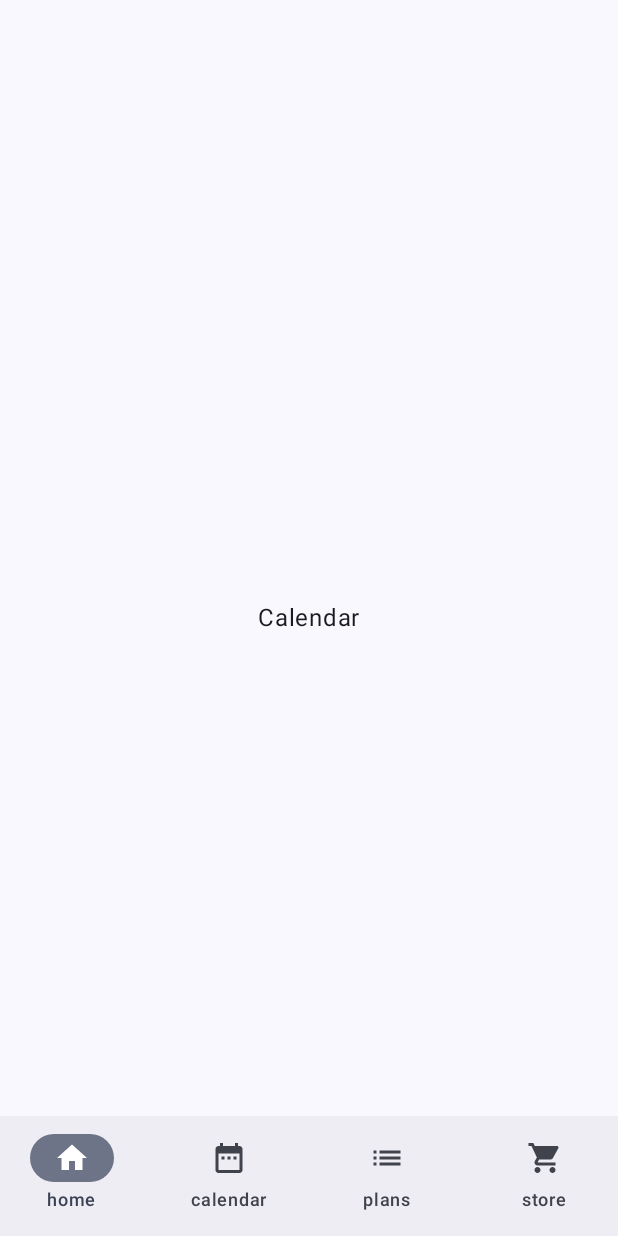
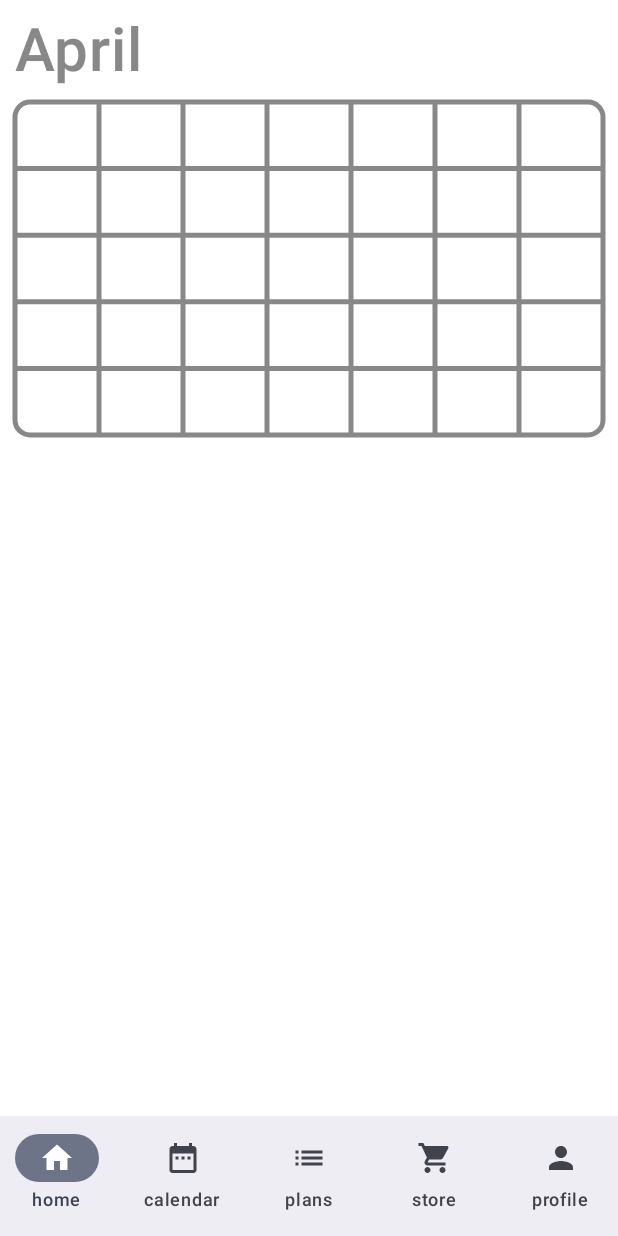
Before and after one commit to andrejkorica/MuscleStore2, an Android app built with Jetpack Compose: the CalendarScreen screen opened through its navigation route, on a phone screen of 412 x 824 dp. Run offline under Robolectric (Android 15) with nearby library versions, the phone set to English and light mode, and no system bars.

Commit message:
calendar

```diff
--- a/app/src/main/java/hr/unipu/musclestore/MainActivity.kt
+++ b/app/src/main/java/hr/unipu/musclestore/MainActivity.kt
@@ -4,15 +4,22 @@ import android.annotation.SuppressLint
 import android.os.Bundle
 import androidx.activity.ComponentActivity
 import androidx.activity.compose.setContent
+import androidx.compose.foundation.background
+import androidx.compose.foundation.layout.Box
+import androidx.compose.foundation.layout.aspectRatio
 import androidx.compose.foundation.layout.fillMaxSize
+import androidx.compose.foundation.layout.fillMaxWidth
+import androidx.compose.foundation.layout.padding
 import androidx.compose.material.icons.Icons
 import androidx.compose.material.icons.filled.DateRange
 import androidx.compose.material.icons.filled.Home
 import androidx.compose.material.icons.filled.List
+import androidx.compose.material.icons.filled.Person
 import androidx.compose.material.icons.filled.ShoppingCart
 import androidx.compose.material.icons.outlined.DateRange
 import androidx.compose.material.icons.outlined.Home
 import androidx.compose.material.icons.outlined.List
+import androidx.compose.material.icons.outlined.Person
 import androidx.compose.material.icons.outlined.ShoppingCart
 import androidx.compose.material3.BadgedBox
 import androidx.compose.material3.ExperimentalMaterial3Api
@@ -26,19 +33,27 @@ import androidx.compose.material3.Text
 import androidx.compose.runtime.Composable
 import androidx.compose.runtime.mutableStateOf
 import androidx.compose.runtime.getValue
+import androidx.compose.runtime.mutableIntStateOf
 import androidx.compose.runtime.remember
 import androidx.compose.runtime.setValue
 import androidx.compose.runtime.saveable.rememberSaveable
+import androidx.compose.ui.Alignment
 import androidx.compose.ui.Modifier
+import androidx.compose.ui.graphics.Color
 import androidx.compose.ui.graphics.vector.ImageVector
+import androidx.compose.ui.unit.dp
 import androidx.lifecycle.ViewModel
 import androidx.lifecycle.viewmodel.compose.viewModel
 import androidx.navigation.NavBackStackEntry
 import androidx.navigation.NavController
 import androidx.navigation.compose.NavHost
 import androidx.navigation.compose.composable
-import androidx.navigation.compose.navigation
 import androidx.navigation.compose.rememberNavController
+import hr.unipu.musclestore.Views.CalendarView
+import hr.unipu.musclestore.Views.HomeScreen
+import hr.unipu.musclestore.Views.PlansScreen
+import hr.unipu.musclestore.Views.ProfileView
+import hr.unipu.musclestore.Views.StoreScreen
 import hr.unipu.musclestore.ui.theme.MuscleStoreTheme
 
 data class BottomNavigationItem(
@@ -89,11 +104,17 @@ class MainActivity : ComponentActivity() {
                         unselectedIcon = Icons.Outlined.ShoppingCart
 
                     ),
+                    BottomNavigationItem(
+                        title = "profile",
+                        selectedIcon = Icons.Filled.Person,
+                        unselectedIcon = Icons.Outlined.Person
+
+                    ),
                 )
 
                 // survives screen rotations and configurations
                 var selectedItemIndex by rememberSaveable {
-                    mutableStateOf(0)
+                    mutableIntStateOf(0)
                 }
                 Surface(
                     modifier = Modifier.fillMaxSize(),
@@ -133,13 +154,34 @@ class MainActivity : ComponentActivity() {
                                 HomeScreen()
                             }
                             composable("CalendarView") {
-                                CalendarScreen()
+
+                                val calendarView = CalendarView()
+
+                                val calendarInputList by remember {
+                                    mutableStateOf(calendarView.createCalendarList())
+                                }
+                                Box(
+                                    modifier = Modifier
+                                        .fillMaxSize()
+                                        .background(Color.White),
+                                    contentAlignment = Alignment.TopCenter
+                                ){
+                                    calendarView.CalendarScreen(
+                                        calendarInput = calendarInputList,
+                                        month = "April", onDayClick = {},
+                                        modifier = Modifier.padding(10.dp).fillMaxWidth().aspectRatio(1.4f))
+                                }
                             }
                             composable("PlansView") {
-                                PlansScreen()
+
+                                    PlansScreen()
+
                             }
                             composable("StoreView") {
                                 StoreScreen()
+                            }
+                            composable("ProfileView") {
+                                ProfileView()
                             }
                         }
                     }
--- a/app/src/main/java/hr/unipu/musclestore/PlansView.kt
+++ /dev/null
@@ -1,18 +0,0 @@
-package hr.unipu.musclestore
-
-import androidx.compose.foundation.layout.Box
-import androidx.compose.foundation.layout.fillMaxSize
-import androidx.compose.material3.Text
-import androidx.compose.runtime.Composable
-import androidx.compose.ui.Alignment
-import androidx.compose.ui.Modifier
-
-@Composable
-fun PlansScreen() {
-    Box(
-        modifier = Modifier.fillMaxSize(),
-        contentAlignment = Alignment.Center
-    ) {
-        Text(text = "Plans")
-    }
-}
--- /dev/null
+++ b/app/src/main/java/hr/unipu/musclestore/Views/CalendarView.kt
@@ -0,0 +1,101 @@
+package hr.unipu.musclestore.Views
+
+import androidx.compose.foundation.Canvas
+import androidx.compose.foundation.layout.Arrangement
+import androidx.compose.foundation.layout.Column
+import androidx.compose.foundation.layout.fillMaxSize
+import androidx.compose.material3.Text
+import androidx.compose.runtime.Composable
+import androidx.compose.ui.Modifier
+import androidx.compose.ui.geometry.CornerRadius
+import androidx.compose.ui.geometry.Offset
+import androidx.compose.ui.graphics.Color
+import androidx.compose.ui.graphics.drawscope.Stroke
+import androidx.compose.ui.platform.LocalDensity
+import androidx.compose.ui.text.font.FontWeight
+import androidx.compose.ui.unit.dp
+import androidx.compose.ui.unit.sp
+import hr.unipu.musclestore.data.CalendarInput
+import androidx.compose.ui.unit.dp
+
+
+private const val CALENDAR_ROWS = 5
+private const val CALENDAR_COLUMNS = 7
+class CalendarView {
+
+
+    fun createCalendarList(): List<CalendarInput> {
+        val calendarInputs = mutableListOf<CalendarInput>()
+        for (i in 1..31) {
+            calendarInputs.add(
+                CalendarInput(
+                    i,
+                    notes = listOf(
+                        "gass",
+                        "hoe",
+                        "aaaaaa"
+                    )
+                )
+            )
+        }
+        return calendarInputs
+    }
+
+
+    @Composable
+    fun CalendarScreen(
+        modifier: Modifier = Modifier,
+        calendarInput: List<CalendarInput>,
+        onDayClick: (Int) -> Unit,
+        strokeWidth: Float = 5f,
+        month: String
+    ) {
+
+        Column(modifier = modifier, verticalArrangement = Arrangement.spacedBy(10.dp)) {
+            Text(
+                text = month,
+                fontWeight = FontWeight.SemiBold,
+                color = Color.Gray,
+                fontSize = 40.sp
+            )
+            Canvas(modifier = Modifier.fillMaxSize()) {
+                val canvasHeight = size.height
+                val canvasWidth = size.width
+                val ySteps = canvasHeight / CALENDAR_ROWS
+                val xSteps = canvasWidth / CALENDAR_COLUMNS
+
+                drawRoundRect(
+                    color = Color.Gray,
+                    cornerRadius = CornerRadius(15f, 15f),
+                    style = Stroke(
+                        width = strokeWidth
+                    )
+                )
+
+                for (i in 1 until CALENDAR_ROWS) {
+                    drawLine(
+                        color = Color.Gray,
+                        start = Offset(0f, ySteps * i),
+                        end = Offset(canvasWidth, ySteps * i),
+                        strokeWidth = strokeWidth
+                    )
+                }
+
+                for (i in 1 until CALENDAR_COLUMNS) {
+                    drawLine(
+                        color = Color.Gray,
+                        start = Offset(xSteps * i, 0f),
+                        end = Offset(xSteps * i, canvasHeight),
+                        strokeWidth = strokeWidth
+                    )
+                }
+                val textHeight =  17.dp.toPx()
+                for (i in calendarInput.indices) {
+                    val textPositionx = xSteps * (i% CALENDAR_COLUMNS) + strokeWidth
+                    val textPositionY = (i / CALENDAR_COLUMNS) * ySteps + textHeight + strokeWidth/2
+                }
+
+            }
+        }
+    }
+}
--- /dev/null
+++ b/app/src/main/java/hr/unipu/musclestore/Views/HomeView.kt
@@ -0,0 +1,43 @@
+package hr.unipu.musclestore.Views
+
+import androidx.compose.foundation.Image
+import androidx.compose.foundation.layout.Box
+import androidx.compose.foundation.layout.Column
+import androidx.compose.foundation.layout.fillMaxSize
+import androidx.compose.foundation.layout.padding
+import androidx.compose.foundation.layout.size
+import androidx.compose.material3.Text
+import androidx.compose.runtime.Composable
+import androidx.compose.ui.Alignment
+import androidx.compose.ui.Modifier
+import androidx.compose.ui.text.style.TextAlign
+import androidx.compose.ui.graphics.painter.Painter
+import androidx.compose.ui.res.painterResource
+import androidx.compose.ui.unit.dp
+import androidx.compose.ui.unit.sp
+import hr.unipu.musclestore.R
+
+@Composable
+fun HomeScreen() {
+    Box(
+        modifier = Modifier.fillMaxSize(),
+        contentAlignment = Alignment.Center
+    ) {
+        Column(
+            horizontalAlignment = Alignment.CenterHorizontally
+        ) {
+            val painter: Painter = painterResource(id = R.drawable.lifter)
+            Image(
+                painter = painter,
+                contentDescription = "Lifter Image",
+                modifier = Modifier.size(350.dp)
+            )
+            Text(
+                text = "Create a workout plan or download a plan from the store",
+                textAlign = TextAlign.Center,
+                fontSize = 18.sp,
+                modifier = Modifier.padding(top = 36.dp, start = 26.dp, end = 26.dp)
+            )
+        }
+    }
+}
--- a/app/src/main/java/hr/unipu/musclestore/HomeView.kt
+++ b/app/src/main/java/hr/unipu/musclestore/Views/PlansView.kt
@@ -1,22 +1,18 @@
-package hr.unipu.musclestore
+package hr.unipu.musclestore.Views
 
-import android.util.Log
 import androidx.compose.foundation.layout.Box
 import androidx.compose.foundation.layout.fillMaxSize
-import androidx.compose.material3.Surface
 import androidx.compose.material3.Text
 import androidx.compose.runtime.Composable
 import androidx.compose.ui.Alignment
 import androidx.compose.ui.Modifier
-import androidx.compose.ui.text.style.TextAlign
-import androidx.compose.ui.graphics.Color
 
 @Composable
-fun HomeScreen() {
+fun PlansScreen() {
     Box(
         modifier = Modifier.fillMaxSize(),
         contentAlignment = Alignment.Center
     ) {
-        Text(text = "Home")
+        Text(text = "Plans")
     }
 }
--- a/app/src/main/java/hr/unipu/musclestore/CalendarView.kt
+++ b/app/src/main/java/hr/unipu/musclestore/Views/ProfileView.kt
@@ -1,5 +1,4 @@
-package hr.unipu.musclestore
-
+package hr.unipu.musclestore.Views
 import androidx.compose.foundation.layout.Box
 import androidx.compose.foundation.layout.fillMaxSize
 import androidx.compose.material3.Text
@@ -8,11 +7,11 @@ import androidx.compose.ui.Alignment
 import androidx.compose.ui.Modifier
 
 @Composable
-fun CalendarScreen() {
+fun ProfileView() {
     Box(
         modifier = Modifier.fillMaxSize(),
         contentAlignment = Alignment.Center
     ) {
-        Text(text = "Calendar")
+        Text(text = "Profile")
     }
 }
--- a/app/src/main/java/hr/unipu/musclestore/StoreView.kt
+++ b/app/src/main/java/hr/unipu/musclestore/Views/StoreView.kt
@@ -1,4 +1,4 @@
-package hr.unipu.musclestore
+package hr.unipu.musclestore.Views
 
 import androidx.compose.foundation.layout.Box
 import androidx.compose.foundation.layout.fillMaxSize
--- /dev/null
+++ b/app/src/main/java/hr/unipu/musclestore/data/CalendarInput.kt
@@ -0,0 +1,6 @@
+package hr.unipu.musclestore.data
+
+data class CalendarInput(
+    val day:Int,
+    val notes:List<String> = emptyList()
+)
```
Also changed, not shown: app/src/main/res/drawable/lifter.png (added).
